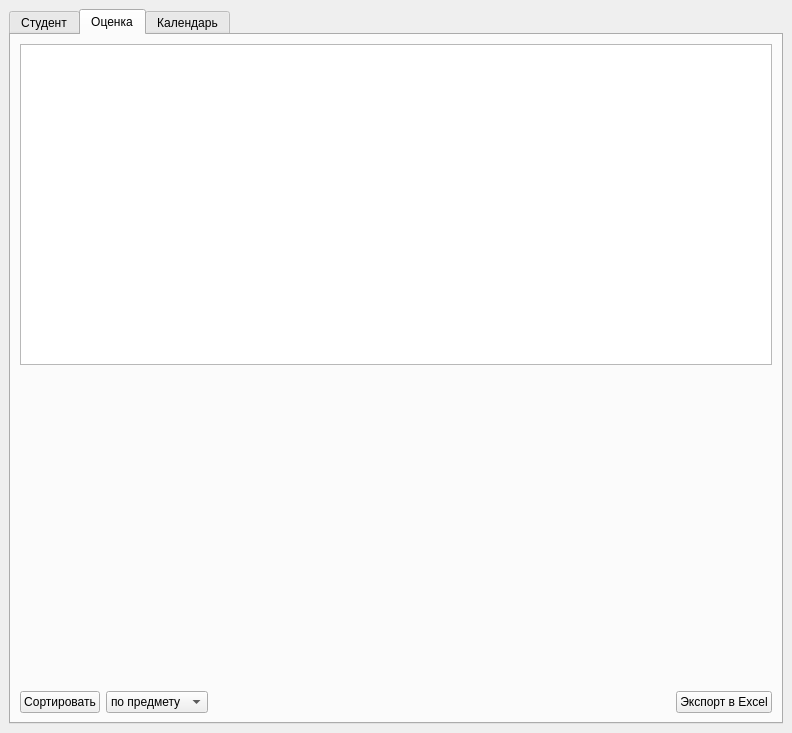
Old version of the form mainwindow.ui in the repository Sabbrumm/cnova_tabs.
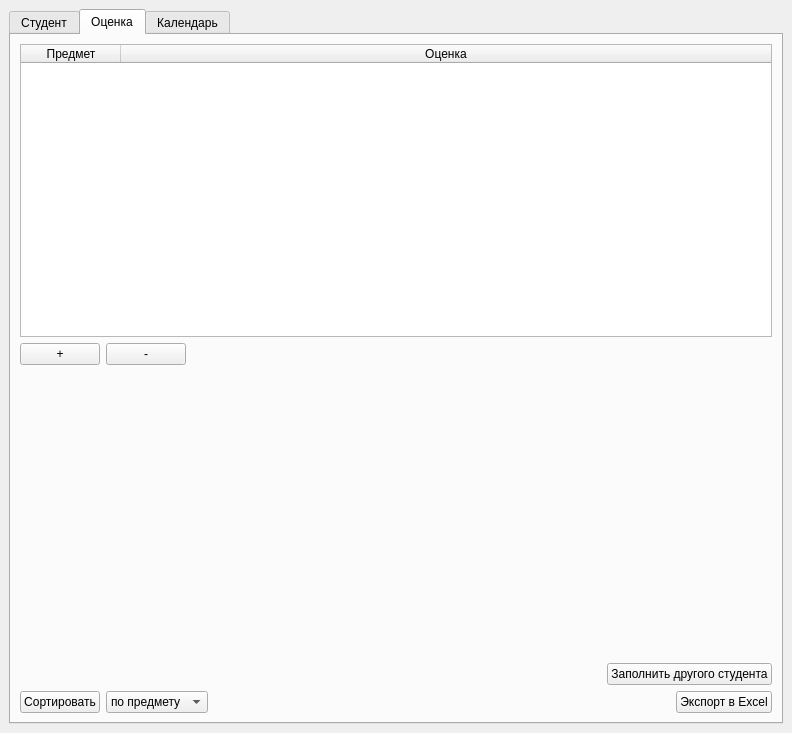
New version of the form. The open tabs and pages were chosen to show the change.

The edit to the form file:
```diff
--- a/mainwindow.ui
+++ b/mainwindow.ui
@@ -207,7 +207,70 @@
           <item row="0" column="0">
            <layout class="QVBoxLayout" name="verticalLayout_2">
             <item>
-             <widget class="QTableWidget" name="tableWidget"/>
+             <widget class="QTableWidget" name="tableWidget">
+              <property name="alternatingRowColors">
+               <bool>true</bool>
+              </property>
+              <property name="sortingEnabled">
+               <bool>true</bool>
+              </property>
+              <property name="rowCount">
+               <number>0</number>
+              </property>
+              <property name="columnCount">
+               <number>2</number>
+              </property>
+              <attribute name="horizontalHeaderCascadingSectionResizes">
+               <bool>true</bool>
+              </attribute>
+              <attribute name="horizontalHeaderShowSortIndicator" stdset="0">
+               <bool>false</bool>
+              </attribute>
+              <attribute name="horizontalHeaderStretchLastSection">
+               <bool>true</bool>
+              </attribute>
+              <column>
+               <property name="text">
+                <string>Предмет</string>
+               </property>
+              </column>
+              <column>
+               <property name="text">
+                <string>Оценка</string>
+               </property>
+              </column>
+             </widget>
+            </item>
+            <item>
+             <layout class="QHBoxLayout" name="rowButtonsLayout">
+              <item>
+               <widget class="QPushButton" name="addrow_button">
+                <property name="text">
+                 <string>+</string>
+                </property>
+               </widget>
+              </item>
+              <item>
+               <widget class="QPushButton" name="delrow_button">
+                <property name="text">
+                 <string>-</string>
+                </property>
+               </widget>
+              </item>
+              <item>
+               <spacer name="horizontalSpacer_5">
+                <property name="orientation">
+                 <enum>Qt::Horizontal</enum>
+                </property>
+                <property name="sizeHint" stdset="0">
+                 <size>
+                  <width>40</width>
+                  <height>20</height>
+                 </size>
+                </property>
+               </spacer>
+              </item>
+             </layout>
             </item>
             <item>
              <spacer name="verticalSpacer_3">
@@ -222,6 +285,30 @@
               </property>
              </spacer>
             </item>
+            <item>
+             <layout class="QHBoxLayout" name="horizontalLayout">
+              <item>
+               <spacer name="horizontalSpacer_6">
+                <property name="orientation">
+                 <enum>Qt::Horizontal</enum>
+                </property>
+                <property name="sizeHint" stdset="0">
+                 <size>
+                  <width>40</width>
+                  <height>20</height>
+                 </size>
+                </property>
+               </spacer>
+              </item>
+              <item>
+               <widget class="QPushButton" name="getback_button">
+                <property name="text">
+                 <string>Заполнить другого студента</string>
+                </property>
+               </widget>
+              </item>
+             </layout>
+            </item>
             <item>
              <layout class="QHBoxLayout" name="buttons_layout">
               <item>
```
Left out of the diff: 75 changed lines with no effect on the pictures.
